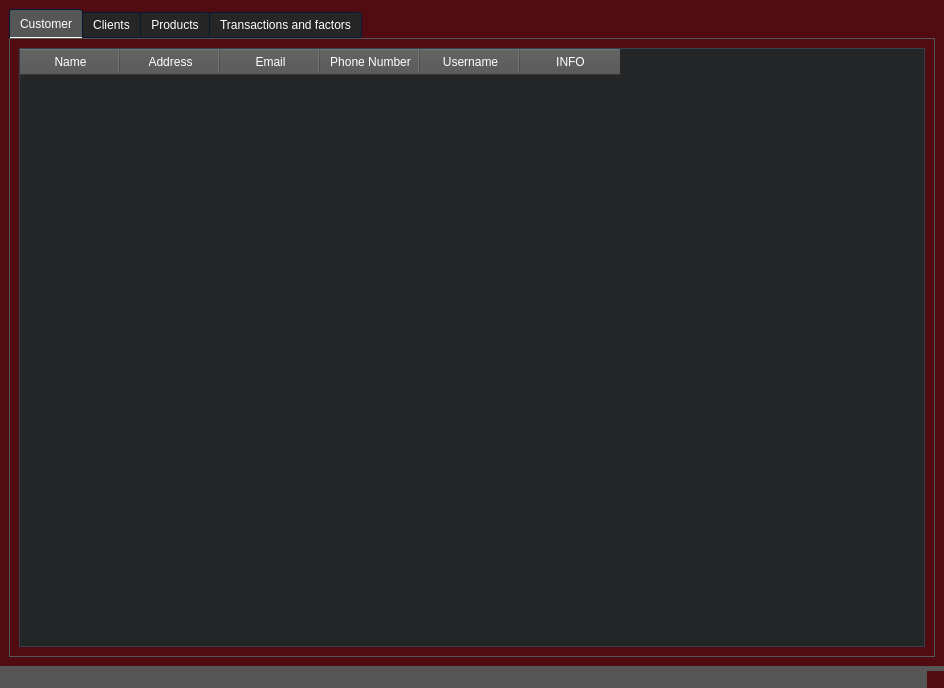
Above: AP/admin_ui.ui from AP-projects-4001/Guys before the change. Below: the same form after it.
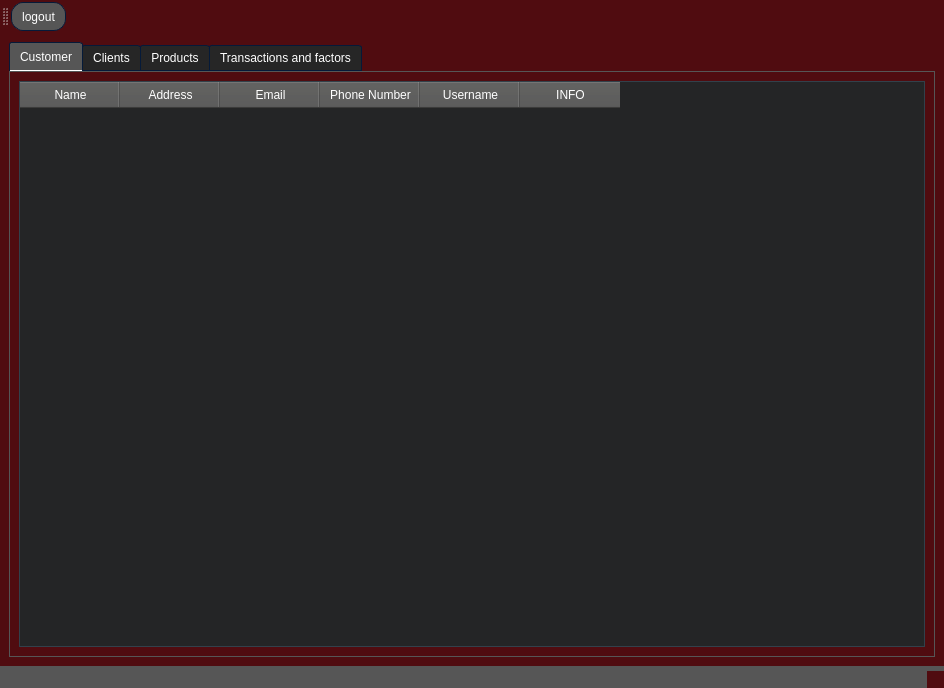
That is the form after the change. Icons and pictures are not drawn.

Commit message: Add logout icon for Admin UI and Fix Payment Gateway bugs

```diff
--- a/AP/admin_ui.ui
+++ b/AP/admin_ui.ui
@@ -1116,6 +1116,30 @@
    </layout>
   </widget>
   <widget class="QStatusBar" name="statusbar"/>
+  <widget class="QToolBar" name="toolBar">
+   <property name="windowTitle">
+    <string>toolBar</string>
+   </property>
+   <attribute name="toolBarArea">
+    <enum>TopToolBarArea</enum>
+   </attribute>
+   <attribute name="toolBarBreak">
+    <bool>false</bool>
+   </attribute>
+   <addaction name="action_logout"/>
+  </widget>
+  <action name="action_logout">
+   <property name="icon">
+    <iconset resource="Resources.qrc">
+     <normaloff>:/included_images/logout-icon.png</normaloff>:/included_images/logout-icon.png</iconset>
+   </property>
+   <property name="text">
+    <string> logout</string>
+   </property>
+   <property name="toolTip">
+    <string>Log Out</string>
+   </property>
+  </action>
  </widget>
  <resources/>
  <connections/>
```
Left out of the diff: 4 changed lines with no effect on the pictures. The commit also changes 6 other files.
